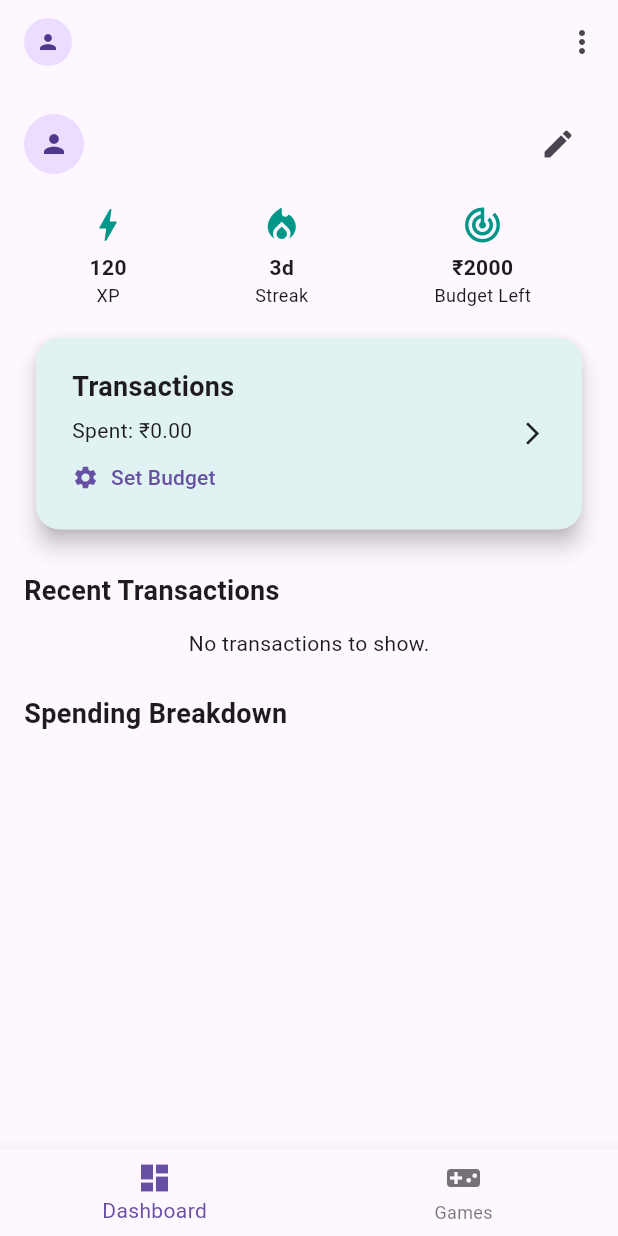
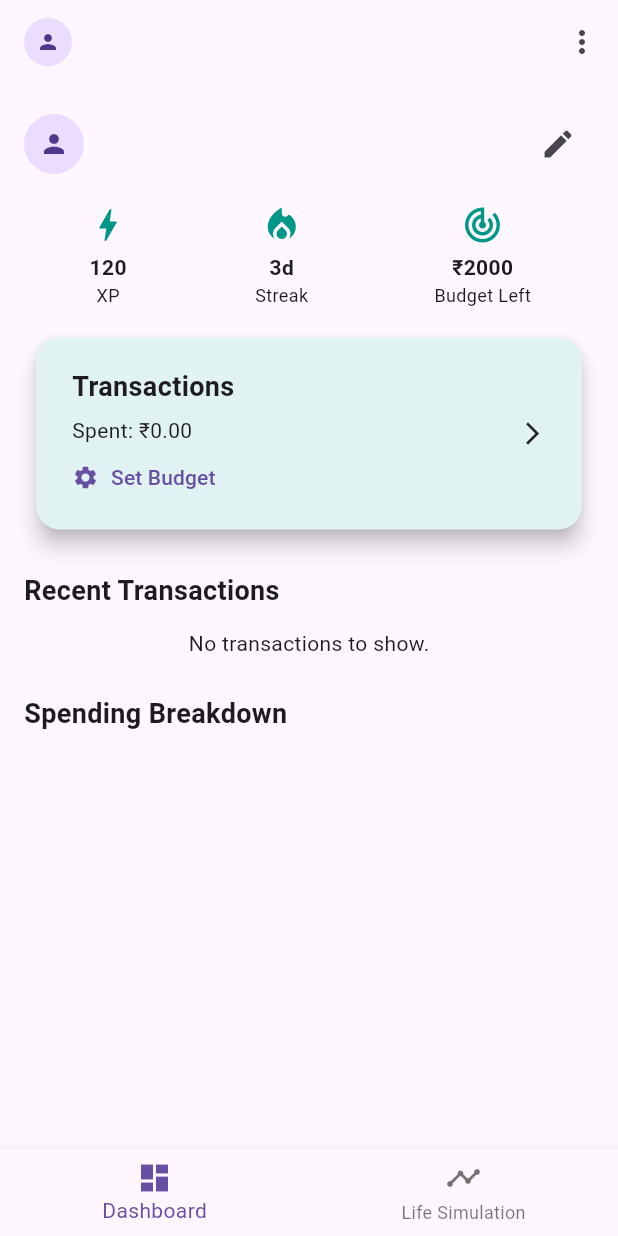
Before and after one commit to Rayirth556/savora, a Flutter app: the HomeScreen screen opened directly with empty values, on a phone screen of 412 x 824 dp. Run offline on Flutter 3.47's test engine with Material 3 defaults, Android fonts, the phone set to English and light mode, and no system bars; our stand-ins replace fl_chart, image_picker, shared_preferences; accounts and stored records are empty.

Commit message:
feat: Replace Games menu with direct Life Simulation access
🎮 Navigation Changes:
- Removed Games screen menu from bottom navigation
- Added direct 'Life Simulation' menu item in bottom nav
- Life Simulation menu directly opens Financial Survival Quest
- Streamlined user experience - no intermediate game selection screen

🗑️ Cleanup:
- Removed Debt Tower Defense game option
- Simplified game model to single Life Simulation game
- Updated game descriptions and titles

📱 User Experience:
- Bottom nav: Dashboard → Life Simulation → Insights → Profile
- Direct access: Tap Life Simulation → Difficulty Selection → Play
- Faster navigation to core game functionality

📁 Files Modified:
- home_screen.dart: Updated bottom navigation and routing
- game_model.dart: Removed debt tower defense, kept only life simulation
- game_screen.dart: Simplified for single game focus

```diff
--- a/lib/screens/home_screen.dart
+++ b/lib/screens/home_screen.dart
@@ -1,7 +1,7 @@
 import 'package:flutter/material.dart';
 import 'dart:io';
 //import 'transactions_screen.dart';
-import 'game_screen.dart';
+import 'financial_survival_quest_fixed.dart'; // Direct import for Life Simulation
 import 'dashboard_screen.dart';
 import 'login_screen.dart';
 import '/screens/account_settings_screen.dart';
@@ -32,7 +32,7 @@ class HomeScreenState extends State<HomeScreen> {
     super.initState();
     _screens = [
       _buildDashboardScreen(),
-      const GameScreen(),
+      const FinancialSurvivalQuest(), // Direct Life Simulation access
     ];
   }
 
@@ -137,8 +137,8 @@ class HomeScreenState extends State<HomeScreen> {
             label: 'Dashboard',
           ),
           BottomNavigationBarItem(
-            icon: Icon(Icons.videogame_asset),
-            label: 'Games',
+            icon: Icon(Icons.timeline),
+            label: 'Life Simulation',
           ),
         ],
       ),
```
Also changed, not shown: lib/models/game_model.dart (+3 -15 lines), lib/screens/game_screen.dart (+4 -19 lines).
